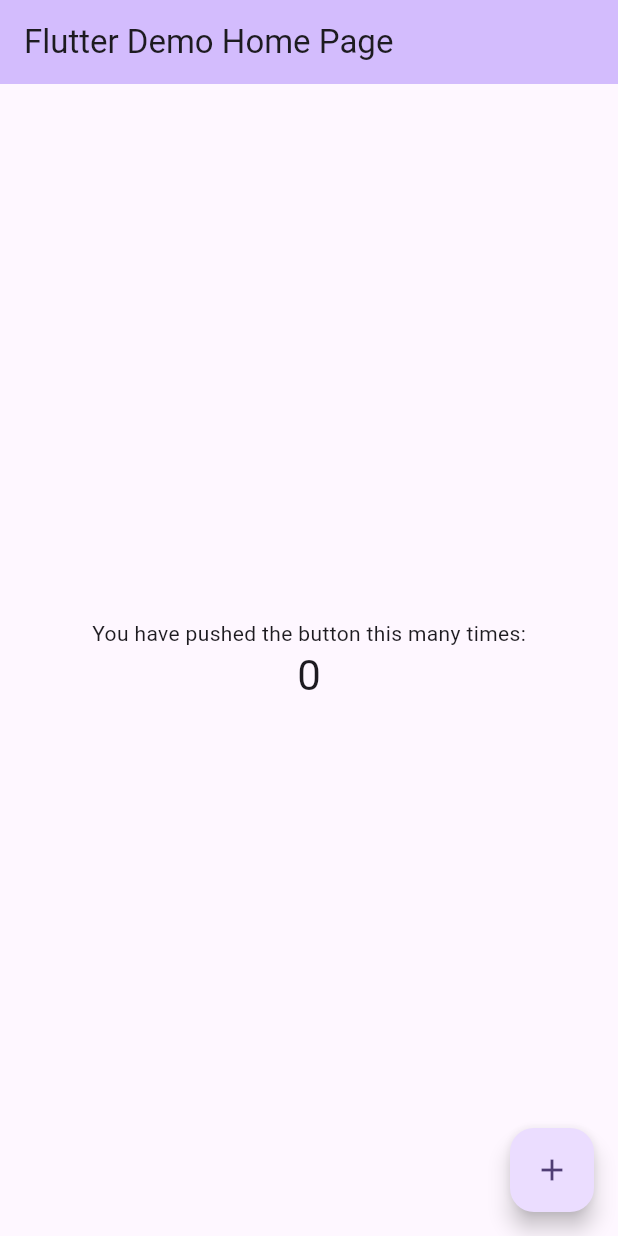
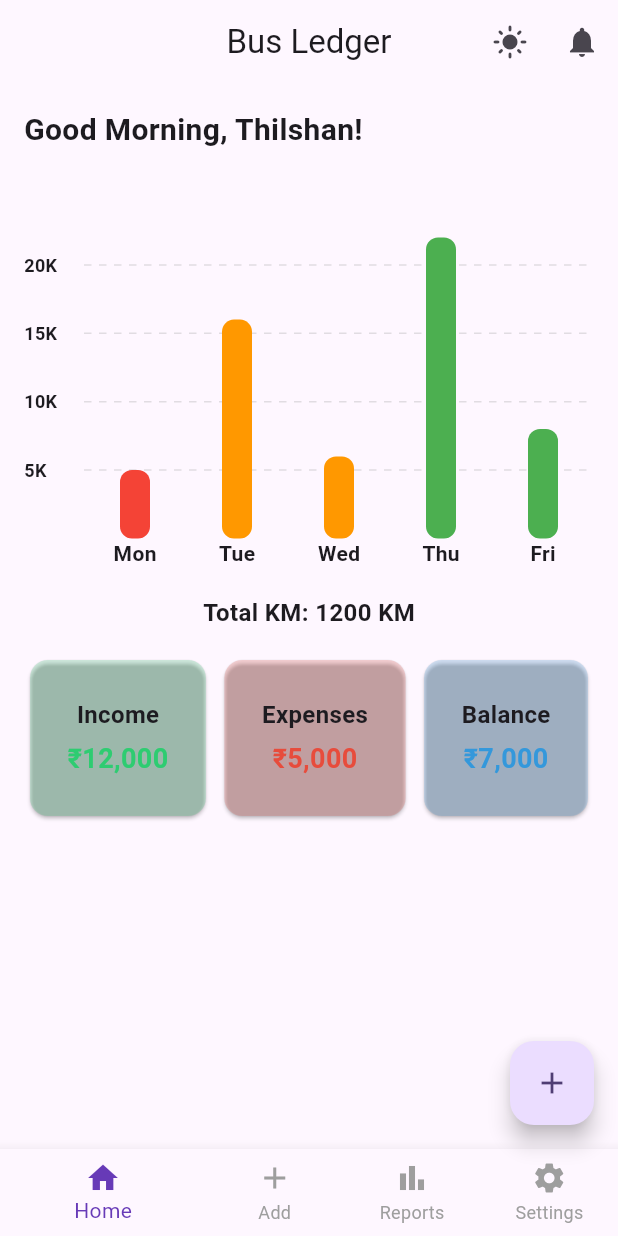
Before and after one commit to smThilshan/bus_ledger, a Flutter app: the screen it shows after launch, on a phone screen of 412 x 824 dp. Run offline on Flutter 3.47's test engine with Material 3 defaults, Android fonts, the phone set to English and light mode, and no system bars; drawn by our look-alikes of fl_chart.

Commit message:
added bottom navigation

```diff
--- a/lib/main.dart
+++ b/lib/main.dart
@@ -1,3 +1,4 @@
+import 'package:bus_ledger/presentation/home/home_screen.dart';
 import 'package:flutter/material.dart';
 
 void main() {
@@ -7,119 +8,15 @@ void main() {
 class MyApp extends StatelessWidget {
   const MyApp({super.key});
 
-  // This widget is the root of your application.
   @override
   Widget build(BuildContext context) {
     return MaterialApp(
       title: 'Flutter Demo',
       theme: ThemeData(
-        // This is the theme of your application.
-        //
-        // TRY THIS: Try running your application with "flutter run". You'll see
-        // the application has a purple toolbar. Then, without quitting the app,
-        // try changing the seedColor in the colorScheme below to Colors.green
-        // and then invoke "hot reload" (save your changes or press the "hot
-        // reload" button in a Flutter-supported IDE, or press "r" if you used
-        // the command line to start the app).
-        //
-        // Notice that the counter didn't reset back to zero; the application
-        // state is not lost during the reload. To reset the state, use hot
-        // restart instead.
-        //
-        // This works for code too, not just values: Most code changes can be
-        // tested with just a hot reload.
         colorScheme: ColorScheme.fromSeed(seedColor: Colors.deepPurple),
         useMaterial3: true,
       ),
-      home: const MyHomePage(title: 'Flutter Demo Home Page'),
+      home: HomeScreen(),
     );
   }
 }
-
-class MyHomePage extends StatefulWidget {
-  const MyHomePage({super.key, required this.title});
-
-  // This widget is the home page of your application. It is stateful, meaning
-  // that it has a State object (defined below) that contains fields that affect
-  // how it looks.
-
-  // This class is the configuration for the state. It holds the values (in this
-  // case the title) provided by the parent (in this case the App widget) and
-  // used by the build method of the State. Fields in a Widget subclass are
-  // always marked "final".
-
-  final String title;
-
-  @override
-  State<MyHomePage> createState() => _MyHomePageState();
-}
-
-class _MyHomePageState extends State<MyHomePage> {
-  int _counter = 0;
-
-  void _incrementCounter() {
-    setState(() {
-      // This call to setState tells the Flutter framework that something has
-      // changed in this State, which causes it to rerun the build method below
-      // so that the display can reflect the updated values. If we changed
-      // _counter without calling setState(), then the build method would not be
-      // called again, and so nothing would appear to happen.
-      _counter++;
-    });
-  }
-
-  @override
-  Widget build(BuildContext context) {
-    // This method is rerun every time setState is called, for instance as done
-    // by the _incrementCounter method above.
-    //
-    // The Flutter framework has been optimized to make rerunning build methods
-    // fast, so that you can just rebuild anything that needs updating rather
-    // than having to individually change instances of widgets.
-    return Scaffold(
-      appBar: AppBar(
-        // TRY THIS: Try changing the color here to a specific color (to
-        // Colors.amber, perhaps?) and trigger a hot reload to see the AppBar
-        // change color while the other colors stay the same.
-        backgroundColor: Theme.of(context).colorScheme.inversePrimary,
-        // Here we take the value from the MyHomePage object that was created by
-        // the App.build method, and use it to set our appbar title.
-        title: Text(widget.title),
-      ),
-      body: Center(
-        // Center is a layout widget. It takes a single child and positions it
-        // in the middle of the parent.
-        child: Column(
-          // Column is also a layout widget. It takes a list of children and
-          // arranges them vertically. By default, it sizes itself to fit its
-          // children horizontally, and tries to be as tall as its parent.
-          //
-          // Column has various properties to control how it sizes itself and
-          // how it positions its children. Here we use mainAxisAlignment to
-          // center the children vertically; the main axis here is the vertical
-          // axis because Columns are vertical (the cross axis would be
-          // horizontal).
-          //
-          // TRY THIS: Invoke "debug painting" (choose the "Toggle Debug Paint"
-          // action in the IDE, or press "p" in the console), to see the
-          // wireframe for each widget.
-          mainAxisAlignment: MainAxisAlignment.center,
-          children: <Widget>[
-            const Text(
-              'You have pushed the button this many times:',
-            ),
-            Text(
-              '$_counter',
-              style: Theme.of(context).textTheme.headlineMedium,
-            ),
-          ],
-        ),
-      ),
-      floatingActionButton: FloatingActionButton(
-        onPressed: _incrementCounter,
-        tooltip: 'Increment',
-        child: const Icon(Icons.add),
-      ), // This trailing comma makes auto-formatting nicer for build methods.
-    );
-  }
-}
--- /dev/null
+++ b/lib/presentation/home/home_screen.dart
@@ -0,0 +1,258 @@
+import 'package:flutter/material.dart';
+import 'package:fl_chart/fl_chart.dart';
+
+class HomeScreen extends StatefulWidget {
+  @override
+  _HomeScreenState createState() => _HomeScreenState();
+}
+
+class _HomeScreenState extends State<HomeScreen> {
+  bool isDarkMode = false;
+  int selectedIndex = 0;
+
+  final List<Widget> _screens = [
+    HomeContent(),
+    Center(child: Text("Add Screen")),
+    Center(child: Text("Reports Screen")),
+    Center(child: Text("Settings Screen")),
+  ];
+
+  void _onItemTapped(int index) {
+    setState(() {
+      selectedIndex = index;
+    });
+  }
+
+  @override
+  Widget build(BuildContext context) {
+    return Scaffold(
+      appBar: AppBar(
+        centerTitle: true,
+        title: Text("Bus Ledger"),
+        actions: [
+          IconButton(
+            icon: Icon(isDarkMode ? Icons.dark_mode : Icons.light_mode),
+            onPressed: () {
+              setState(() {
+                isDarkMode = !isDarkMode;
+              });
+            },
+          ),
+          IconButton(
+            icon: const Icon(Icons.notifications),
+            onPressed: () {},
+          ),
+        ],
+      ),
+      body: _screens[selectedIndex],
+      floatingActionButton: FloatingActionButton(
+        onPressed: () {},
+        child: Icon(Icons.add),
+      ),
+      bottomNavigationBar: BottomNavigationBar(
+        currentIndex: selectedIndex,
+        onTap: _onItemTapped,
+        selectedItemColor: Colors.deepPurple,
+        unselectedItemColor: Colors.grey,
+        showUnselectedLabels: true,
+        items: [
+          BottomNavigationBarItem(icon: Icon(Icons.home), label: "Home"),
+          BottomNavigationBarItem(icon: Icon(Icons.add), label: "Add"),
+          BottomNavigationBarItem(
+              icon: Icon(Icons.bar_chart), label: "Reports"),
+          BottomNavigationBarItem(
+              icon: Icon(Icons.settings), label: "Settings"),
+        ],
+      ),
+    );
+  }
+}
+
+class HomeContent extends StatelessWidget {
+  @override
+  Widget build(BuildContext context) {
+    return Padding(
+      padding: const EdgeInsets.all(16.0),
+      child: Column(
+        crossAxisAlignment: CrossAxisAlignment.start,
+        children: [
+          const Text(
+            "Good Morning, Thilshan!",
+            style: TextStyle(fontSize: 20, fontWeight: FontWeight.bold),
+          ),
+          SizedBox(height: 30),
+          SizedBox(
+            height: 250,
+            child: BarChart(
+              BarChartData(
+                alignment: BarChartAlignment.spaceAround,
+                maxY: 25000,
+                barGroups: [
+                  BarChartGroupData(x: 1, barRods: [
+                    BarChartRodData(
+                      toY: 5000,
+                      color: Colors.red,
+                      width: 20,
+                      borderRadius: BorderRadius.circular(8),
+                    ),
+                  ]),
+                  BarChartGroupData(x: 2, barRods: [
+                    BarChartRodData(
+                      toY: 16000,
+                      color: Colors.orange,
+                      width: 20,
+                      borderRadius: BorderRadius.circular(8),
+                    ),
+                  ]),
+                  BarChartGroupData(x: 3, barRods: [
+                    BarChartRodData(
+                      toY: 6000,
+                      color: Colors.orange,
+                      width: 20,
+                      borderRadius: BorderRadius.circular(8),
+                    ),
+                  ]),
+                  BarChartGroupData(x: 4, barRods: [
+                    BarChartRodData(
+                      toY: 22000,
+                      color: Colors.green,
+                      width: 20,
+                      borderRadius: BorderRadius.circular(8),
+                    ),
+                  ]),
+                  BarChartGroupData(x: 5, barRods: [
+                    BarChartRodData(
+                      toY: 8000,
+                      color: Colors.green,
+                      width: 20,
+                      borderRadius: BorderRadius.circular(8),
+                    ),
+                  ]),
+                ],
+                titlesData: FlTitlesData(
+                  leftTitles: AxisTitles(
+                    sideTitles: SideTitles(
+                      showTitles: true,
+                      reservedSize: 40,
+                      getTitlesWidget: (value, meta) {
+                        if (value == 5000 ||
+                            value == 10000 ||
+                            value == 15000 ||
+                            value == 20000) {
+                          return Padding(
+                            padding: EdgeInsets.only(right: 4.0),
+                            child: Text(
+                              '${(value / 1000).toInt()}K',
+                              style: TextStyle(
+                                  fontSize: 12, fontWeight: FontWeight.bold),
+                            ),
+                          );
+                        }
+                        return Container();
+                      },
+                    ),
+                  ),
+                  bottomTitles: AxisTitles(
+                    sideTitles: SideTitles(
+                      showTitles: true,
+                      getTitlesWidget: (value, meta) {
+                        switch (value.toInt()) {
+                          case 1:
+                            return Text("Mon",
+                                style: TextStyle(fontWeight: FontWeight.bold));
+                          case 2:
+                            return Text("Tue",
+                                style: TextStyle(fontWeight: FontWeight.bold));
+                          case 3:
+                            return Text("Wed",
+                                style: TextStyle(fontWeight: FontWeight.bold));
+                          case 4:
+                            return Text("Thu",
+                                style: TextStyle(fontWeight: FontWeight.bold));
+                          case 5:
+                            return Text("Fri",
+                                style: TextStyle(fontWeight: FontWeight.bold));
+                          default:
+                            return Text("");
+                        }
+                      },
+                    ),
+                  ),
+                  rightTitles:
+                      AxisTitles(sideTitles: SideTitles(showTitles: false)),
+                  topTitles:
+                      AxisTitles(sideTitles: SideTitles(showTitles: false)),
+                ),
+                borderData: FlBorderData(
+                  show: false,
+                ),
+                gridData: FlGridData(
+                  show: true,
+                  drawVerticalLine: false,
+                  horizontalInterval: 5000,
+                  getDrawingHorizontalLine: (value) {
+                    return FlLine(
+                      color: Colors.grey.withOpacity(0.3),
+                      strokeWidth: 1,
+                      dashArray: [5, 5],
+                    );
+                  },
+                ),
+              ),
+            ),
+          ),
+          SizedBox(height: 16),
+          Center(
+            child: Text(
+              "Total KM: 1200 KM",
+              style: TextStyle(fontSize: 16, fontWeight: FontWeight.bold),
+            ),
+          ),
+          SizedBox(height: 16),
+          Row(
+            mainAxisAlignment: MainAxisAlignment.spaceBetween,
+            children: [
+              SummaryCard(
+                  title: "Income", amount: "₹12,000", color: Color(0xFF2ECC71)),
+              SummaryCard(
+                  title: "Expenses",
+                  amount: "₹5,000",
+                  color: Color(0xFFE74C3C)),
+              SummaryCard(
+                  title: "Balance", amount: "₹7,000", color: Color(0xFF3498DB)),
+            ],
+          ),
+        ],
+      ),
+    );
+  }
+}
+
+class SummaryCard extends StatelessWidget {
+  final String title;
+  final String amount;
+  final Color color;
+
+  SummaryCard({required this.title, required this.amount, required this.color});
+
+  @override
+  Widget build(BuildContext context) {
+    return Card(
+      color: color.withOpacity(0.2),
+      shape: RoundedRectangleBorder(borderRadius: BorderRadius.circular(12)),
+      child: Padding(
+        padding: const EdgeInsets.all(25.0),
+        child: Column(
+          children: [
+            Text(title,
+                style: TextStyle(fontSize: 16, fontWeight: FontWeight.bold)),
+            SizedBox(height: 5),
+            Text(amount,
+                style: TextStyle(
+                    fontSize: 18, fontWeight: FontWeight.bold, color: color)),
+          ],
+        ),
+      ),
+    );
+  }
+}
--- a/pubspec.yaml
+++ b/pubspec.yaml
@@ -45,8 +45,9 @@ dev_dependencies:
   # activated in the `analysis_options.yaml` file located at the root of your
   # package. See that file for information about deactivating specific lint
   # rules and activating additional ones.
-  flutter_lints: ^4.0.0
+  flutter_lints:
   flutter_bloc:
+  fl_chart:
   bloc:
 
 # For information on the generic Dart part of this file, see the
```
Also changed, not shown: pubspec.lock.
